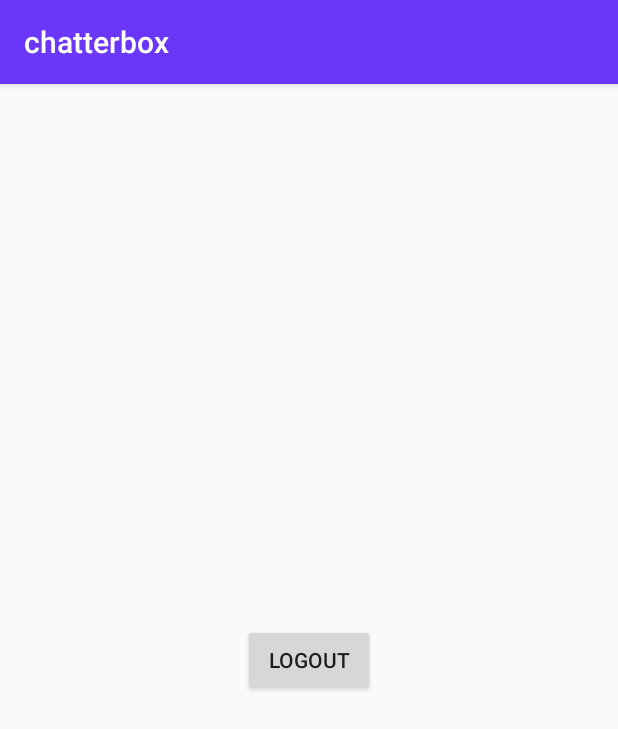
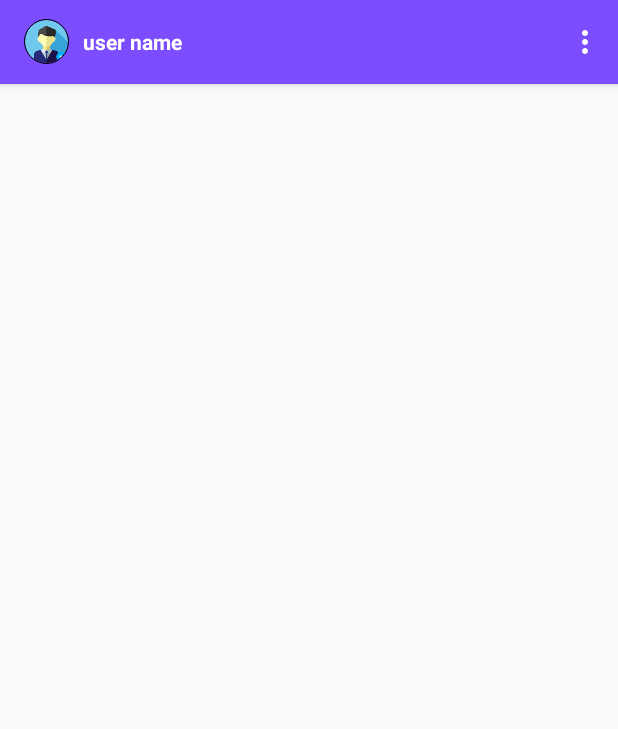
Before and after one commit to himanshu8686/chatterbox, an Android app: the screen it shows after launch once a user with an empty profile is signed in (MainActivity), on a phone screen of 412 x 824 dp. Shown: the top 729 px of the screen. Run offline under Robolectric (Android 15) with nearby library versions, the phone set to English and light mode, and no system bars; our stand-ins replace CircleImageView, Firebase (no records; nobody signed in at launch, a user with empty details on screens opened directly); libraries missing offline, so code that uses them is left out: com.chaos.view; 4 statements that could not run were skipped.

Commit message:
some local changes and user is added to firebase database

```diff
--- a/app/build.gradle
+++ b/app/build.gradle
@@ -34,4 +34,7 @@ dependencies {
     implementation 'com.rengwuxian.materialedittext:library:2.1.4'
     implementation 'com.google.android.material:material:1.2.0-alpha05'
     implementation 'com.chaos.view:pinview:1.3.2'
+
+    implementation 'de.hdodenhof:circleimageview:3.1.0'
+    implementation 'com.github.bumptech.glide:glide:4.11.0'
 }
--- a/app/src/main/java/com/yash/chatterbox/activities/MainActivity.java
+++ b/app/src/main/java/com/yash/chatterbox/activities/MainActivity.java
@@ -1,31 +1,111 @@
 package com.yash.chatterbox.activities;
 
+import androidx.annotation.NonNull;
 import androidx.appcompat.app.AppCompatActivity;
+import androidx.appcompat.widget.Toolbar;
 
 import android.content.Intent;
 import android.os.Bundle;
+import android.view.Menu;
+import android.view.MenuItem;
 import android.view.View;
-import android.widget.Button;
+import android.widget.TextView;
 
+import com.bumptech.glide.Glide;
 import com.google.firebase.auth.FirebaseAuth;
+import com.google.firebase.auth.FirebaseUser;
+import com.google.firebase.database.DataSnapshot;
+import com.google.firebase.database.DatabaseError;
+import com.google.firebase.database.DatabaseReference;
+import com.google.firebase.database.FirebaseDatabase;
+import com.google.firebase.database.ValueEventListener;
 import com.yash.chatterbox.R;
-public class MainActivity extends AppCompatActivity {
+import com.yash.chatterbox.model.User;
+
+import de.hdodenhof.circleimageview.CircleImageView;
+
+public class MainActivity extends AppCompatActivity implements View.OnClickListener {
+
+    private CircleImageView profile_image;
+    private TextView tv_userName;
+    private FirebaseUser firebaseUser;
+    private DatabaseReference databaseReference;
+    private String userId;
+
+    private Toolbar toolbar_layout;
+    @Override
+    protected void onCreate(Bundle savedInstanceState)
+    {
+        super.onCreate(savedInstanceState);
+        setContentView(R.layout.activity_main);
+
+        initializeViewsForMainActivity();
+        setSupportActionBar(toolbar_layout);
+        getSupportActionBar().setTitle("");
+
+
+
+         firebaseUser=FirebaseAuth.getInstance().getCurrentUser();
+        userId= firebaseUser.getUid();
+        databaseReference=FirebaseDatabase.getInstance().getReference("Users").child(userId);
+
+        databaseReference.addValueEventListener(new ValueEventListener()
+        {
+            @Override
+            public void onDataChange(@NonNull DataSnapshot dataSnapshot)
+            {
+                User user=dataSnapshot.getValue(User.class);
+                tv_userName.setText(user.getUserName());
+                if (user.getImageUrl().equals("default"))
+                {
+                    profile_image.setImageResource(R.drawable.userphoto);
+                }
+                else {
+
+                    Glide.with(MainActivity.this).load(user.getImageUrl()).placeholder(R.drawable.userphoto).into(profile_image);
+                }
+
+            }
+
+            @Override
+            public void onCancelled(@NonNull DatabaseError databaseError) {
+
+            }
+        });
+    }
+
+    private void initializeViewsForMainActivity()
+    {
+        profile_image= findViewById(R.id.profile_image);
+        tv_userName=findViewById(R.id.tv_userName);
+
+        toolbar_layout=findViewById(R.id.toolbar_layout);
+    }
 
     @Override
-    protected void onCreate(Bundle savedInstanceState) {
-        super.onCreate(savedInstanceState);
-        setContentView(R.layout.activity_main);
-        Button btn_logout=findViewById(R.id.btn_logout);
-        btn_logout.setOnClickListener(new View.OnClickListener() {
-            @Override
-            public void onClick(View v) {
+    public boolean onCreateOptionsMenu(Menu menu) {
+        getMenuInflater().inflate(R.menu.menu,menu);
+        return true;
+    }
+
+    @Override
+    public boolean onOptionsItemSelected(@NonNull MenuItem item) {
+        switch (item.getItemId())
+        {
+            case R.id.logout_menu:
                 FirebaseAuth.getInstance().signOut();
                 Intent intent=new Intent(MainActivity.this,StartActivity.class);
                 intent.setFlags(Intent.FLAG_ACTIVITY_CLEAR_TASK|Intent.FLAG_ACTIVITY_CLEAR_TOP);
                 startActivity(intent);
-            }
-        });
+                finish();
+                return true;
+        }
+        return false;
     }
 
+    @Override
+    public void onClick(View v)
+    {
 
+    }
 }
--- a/app/src/main/res/layout/activity_main.xml
+++ b/app/src/main/res/layout/activity_main.xml
@@ -1,18 +1,19 @@
 <?xml version="1.0" encoding="utf-8"?>
-<androidx.constraintlayout.widget.ConstraintLayout xmlns:android="http://schemas.android.com/apk/res/android"
+<LinearLayout
+    xmlns:android="http://schemas.android.com/apk/res/android"
     xmlns:app="http://schemas.android.com/apk/res-auto"
     xmlns:tools="http://schemas.android.com/tools"
     android:layout_width="match_parent"
     android:layout_height="match_parent"
+    android:orientation="vertical"
     tools:context=".activities.MainActivity">
 
-    <Button
-        android:id="@+id/btn_logout"
-        android:layout_width="wrap_content"
+    <com.google.android.material.appbar.AppBarLayout
+        android:layout_width="match_parent"
         android:layout_height="wrap_content"
-        android:text="logout"
-        app:layout_constraintBottom_toBottomOf="parent"
-        app:layout_constraintEnd_toEndOf="parent"
-        app:layout_constraintStart_toStartOf="parent"
-        app:layout_constraintTop_toTopOf="parent" />
-</androidx.constraintlayout.widget.ConstraintLayout>
+        >
+        <!-- Toolbar include -->
+       <include layout="@layout/bar_layout"/>
+    </com.google.android.material.appbar.AppBarLayout>
+
+</LinearLayout>
--- /dev/null
+++ b/app/src/main/res/layout/bar_layout.xml
@@ -0,0 +1,29 @@
+<?xml version="1.0" encoding="utf-8"?>
+<androidx.appcompat.widget.Toolbar xmlns:android="http://schemas.android.com/apk/res/android"
+    xmlns:app="http://schemas.android.com/apk/res-auto"
+    android:id="@+id/toolbar_layout"
+    android:layout_width="match_parent"
+    android:layout_height="wrap_content"
+    android:background="@color/toolbar_background"
+    android:theme="@style/ThemeOverlay.AppCompat.Dark.ActionBar"
+    app:popupTheme="@style/MenuStyle">
+
+    <de.hdodenhof.circleimageview.CircleImageView
+        xmlns:app="http://schemas.android.com/apk/res-auto"
+        android:id="@+id/profile_image"
+        android:layout_width="30dp"
+        android:layout_height="30dp"
+        android:src="@drawable/userphoto"
+        app:civ_border_width="0.5dp"
+        app:civ_border_color="#FF000000"
+        />
+    <TextView
+        android:id="@+id/tv_userName"
+        android:layout_width="wrap_content"
+        android:layout_height="wrap_content"
+        android:text="user name"
+        android:textColor="@color/white"
+        android:textStyle="bold"
+        android:layout_marginStart="25dp"
+        />
+</androidx.appcompat.widget.Toolbar>
--- /dev/null
+++ b/app/src/main/res/menu/menu.xml
@@ -0,0 +1,8 @@
+<?xml version="1.0" encoding="utf-8"?>
+<menu xmlns:android="http://schemas.android.com/apk/res/android"
+    xmlns:app="http://schemas.android.com/apk/res-auto">
+    <item android:id="@+id/logout_menu"
+        android:title="logout"
+        app:showAsAction="never"/>
+
+</menu>
--- a/app/src/main/res/values/colors.xml
+++ b/app/src/main/res/values/colors.xml
@@ -3,4 +3,7 @@
     <color name="colorPrimary">#6A36F7</color>
     <color name="colorPrimaryDark">#DD4413BB</color>
     <color name="colorAccent">#5C6BC0</color>
+
+    <color name="toolbar_background">#7C4DFF</color>
+    <color name="white">#fff</color>
 </resources>
--- a/app/src/main/res/values/styles.xml
+++ b/app/src/main/res/values/styles.xml
@@ -1,11 +1,18 @@
 <resources>
 
     <!-- Base application theme. -->
-    <style name="AppTheme" parent="Theme.AppCompat.Light.DarkActionBar">
+    <style name="AppTheme" parent="Theme.AppCompat.Light.NoActionBar">
         <!-- Customize your theme here. -->
         <item name="colorPrimary">@color/colorPrimary</item>
         <item name="colorPrimaryDark">@color/colorPrimaryDark</item>
         <item name="colorAccent">@color/colorAccent</item>
     </style>
 
+    <style name="MenuStyle" parent="Theme.AppCompat.Light">
+        <!-- Customize your theme here. -->
+        <item name="android:background">@android:color/white</item>
+        <item name="windowActionBar">false</item>
+        <item name="windowNoTitle">true</item>
+
+    </style>
 </resources>
```
Also changed, not shown: app/src/main/java/com/yash/chatterbox/activities/StartActivity.java (+40 -14 lines), app/src/main/java/com/yash/chatterbox/model/User.java (added, +41 -0 lines), app/src/main/res/drawable/userphoto.png (added).
